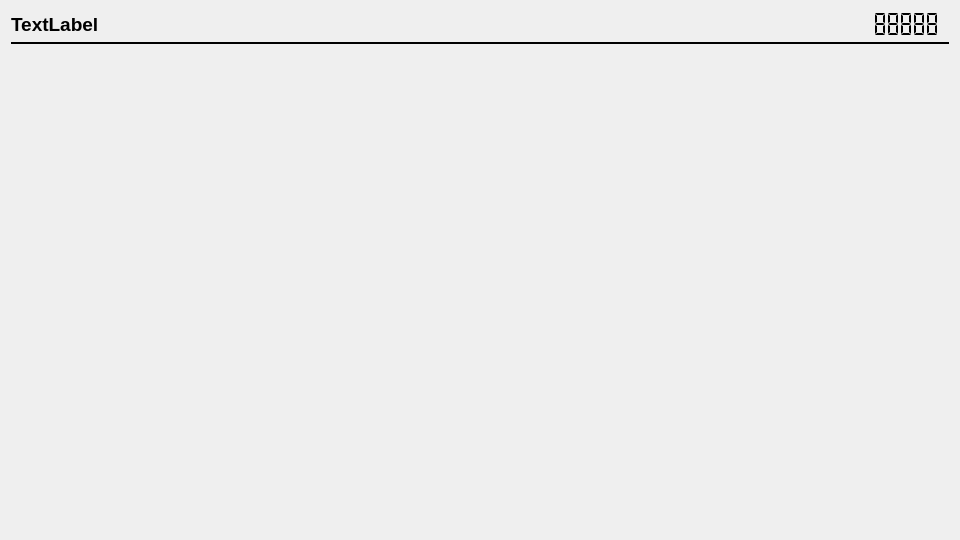
Qt form dashboard/fightclubdashboard.ui (SFr682k/fightclub) before a commit.
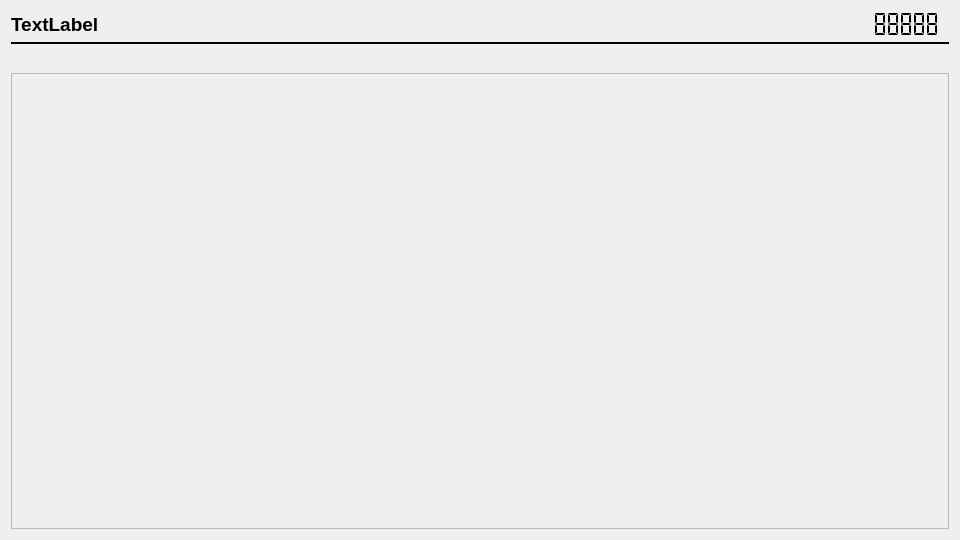
The same form after that commit.

What changed in the file:
```diff
--- a/dashboard/fightclubdashboard.ui
+++ b/dashboard/fightclubdashboard.ui
@@ -133,7 +133,19 @@
      </widget>
     </item>
     <item>
-     <widget class="QStackedWidget" name="container"/>
+     <widget class="QFrame" name="frame">
+      <property name="frameShape">
+       <enum>QFrame::StyledPanel</enum>
+      </property>
+      <property name="frameShadow">
+       <enum>QFrame::Raised</enum>
+      </property>
+      <layout class="QVBoxLayout" name="verticalLayout_2">
+       <item>
+        <widget class="QStackedWidget" name="container"/>
+       </item>
+      </layout>
+     </widget>
     </item>
    </layout>
   </widget>
```
